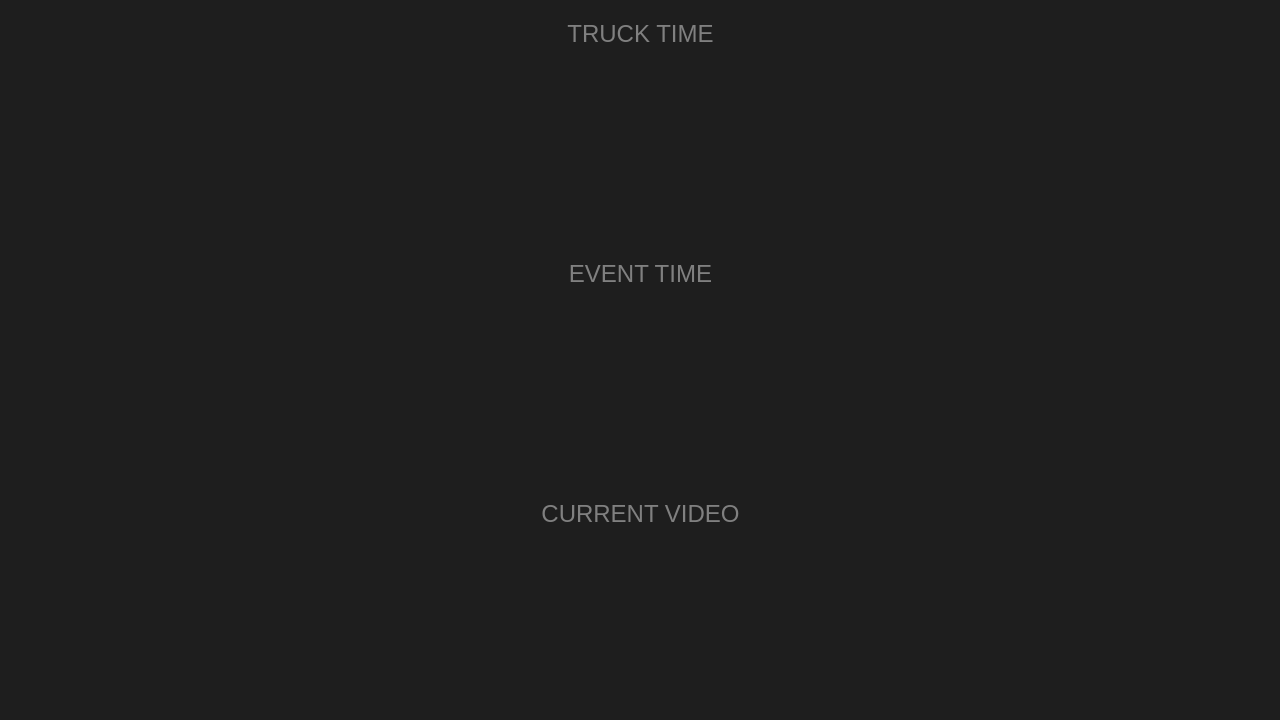
petrix/timer, file src/mainwindow.ui: the form before one commit.
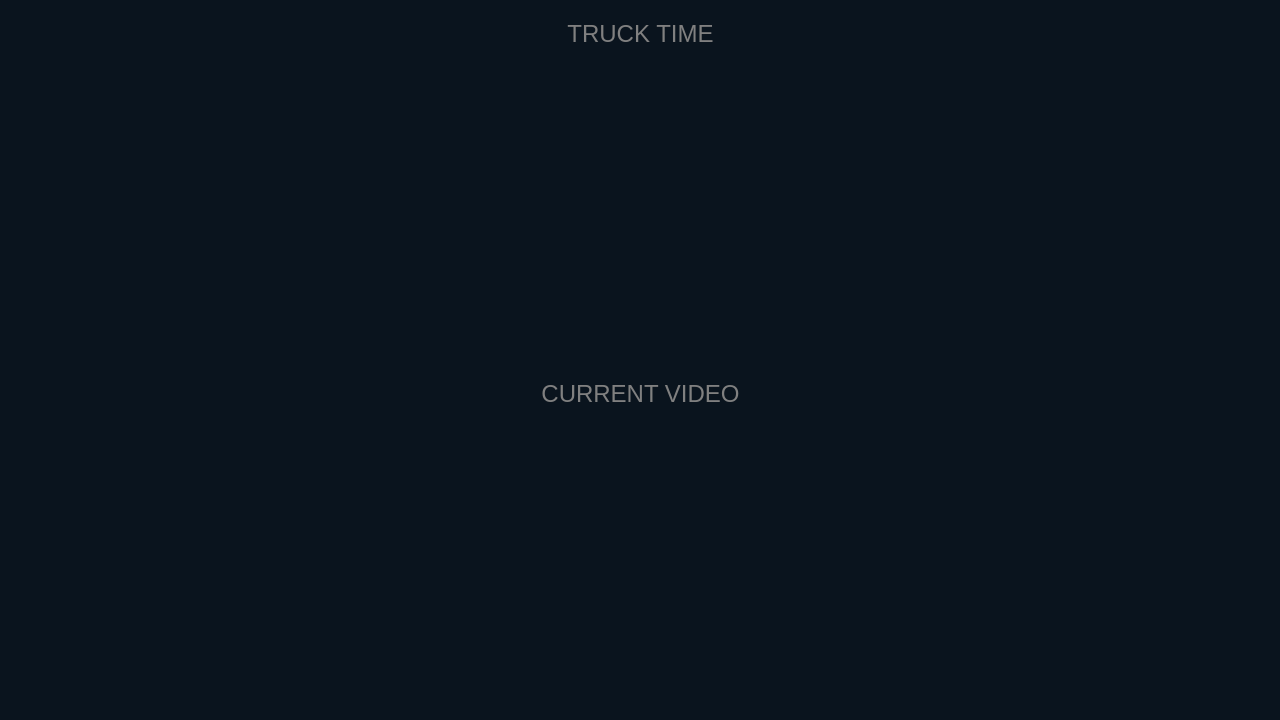
The form after the commit. Icons and pictures are not drawn.

Commit message: disabled event time widget

The edit to the form file:
```diff
--- a/src/mainwindow.ui
+++ b/src/mainwindow.ui
@@ -14,7 +14,7 @@
    <string>Timer</string>
   </property>
   <property name="styleSheet">
-   <string notr="true">background-color: rgb(30, 30, 30);
+   <string notr="true">background-color: rgb(10, 20, 30);
 border-width: 0;
 font: 18pt;
 color: grey;</string>
@@ -118,49 +118,6 @@
         </layout>
        </widget>
       </item>
-      <item>
-       <widget class="QWidget" name="panel_2" native="true">
-        <property name="sizePolicy">
-         <sizepolicy hsizetype="Preferred" vsizetype="Preferred">
-          <horstretch>0</horstretch>
-          <verstretch>1</verstretch>
-         </sizepolicy>
-        </property>
-        <property name="minimumSize">
-         <size>
-          <width>0</width>
-          <height>40</height>
-         </size>
-        </property>
-        <layout class="QVBoxLayout" name="_4">
-         <property name="spacing">
-          <number>0</number>
-         </property>
-         <property name="leftMargin">
-          <number>30</number>
-         </property>
-         <property name="topMargin">
-          <number>20</number>
-         </property>
-         <property name="rightMargin">
-          <number>30</number>
-         </property>
-         <property name="bottomMargin">
-          <number>30</number>
-         </property>
-         <item>
-          <widget class="QLabel" name="label_2">
-           <property name="text">
-            <string>EVENT TIME</string>
-           </property>
-           <property name="alignment">
-            <set>Qt::AlignHCenter|Qt::AlignTop</set>
-           </property>
-          </widget>
-         </item>
-        </layout>
-       </widget>
-      </item>
       <item>
        <widget class="QWidget" name="panel_3" native="true">
         <property name="sizePolicy">
```
Left out of the diff: 4 changed lines with no effect on the pictures.
